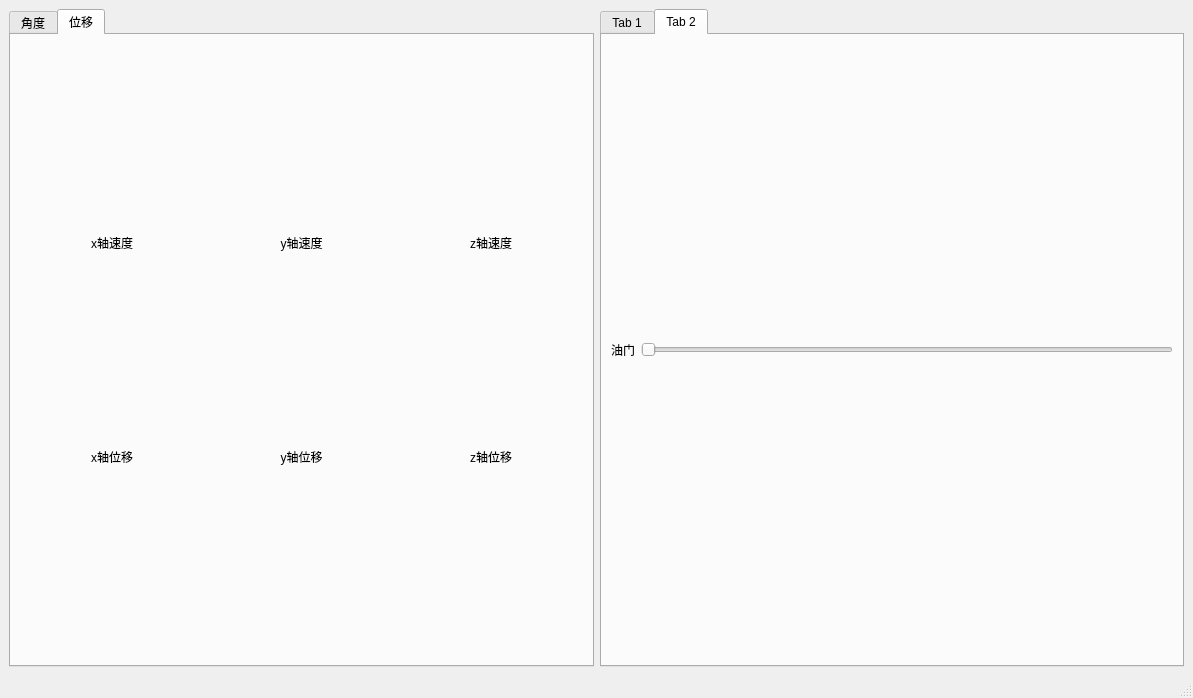
First picture: the form in UI/monitorV2.ui, repository yangtao121/monitor, before the edit.
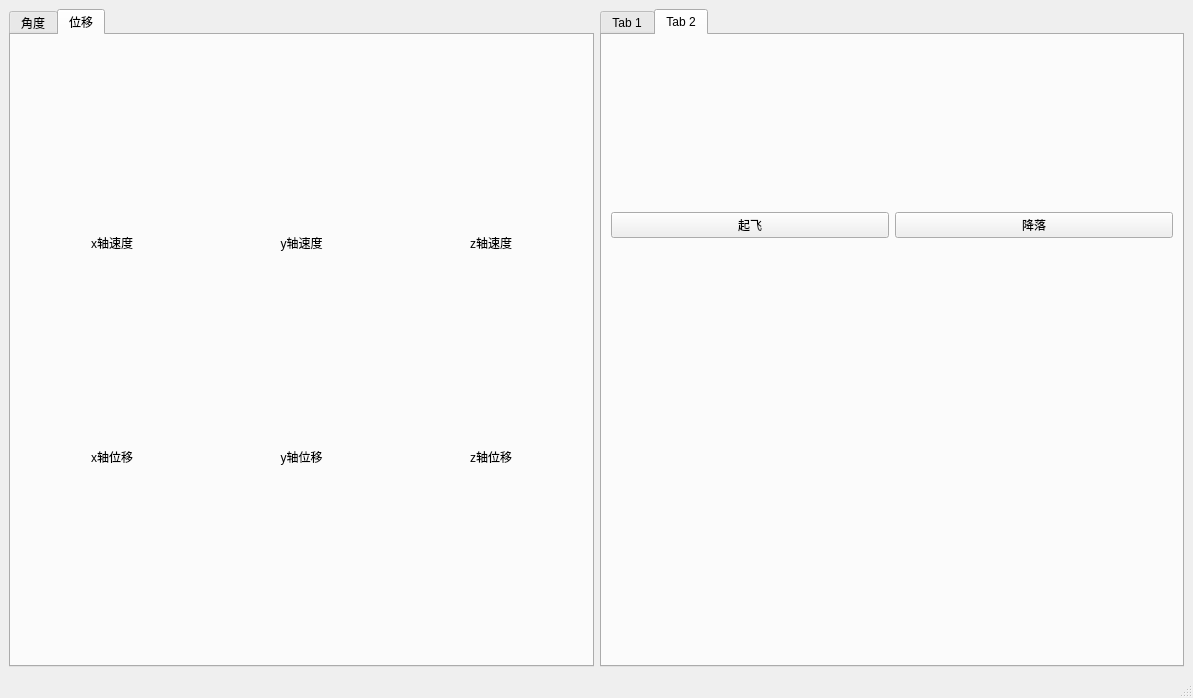
Second picture: the form after the edit. The open tabs and pages were chosen to show the change.

The edit to the form file:
```diff
--- a/UI/monitorV2.ui
+++ b/UI/monitorV2.ui
@@ -570,39 +570,55 @@
         <string>Tab 2</string>
        </attribute>
        <layout class="QGridLayout" name="gridLayout_7">
-        <item row="0" column="0">
-         <layout class="QGridLayout" name="gridLayout_5">
-          <item row="0" column="1">
-           <widget class="QSlider" name="acc">
-            <property name="sizePolicy">
-             <sizepolicy hsizetype="Expanding" vsizetype="Fixed">
-              <horstretch>0</horstretch>
-              <verstretch>0</verstretch>
-             </sizepolicy>
-            </property>
-            <property name="orientation">
-             <enum>Qt::Horizontal</enum>
-            </property>
-           </widget>
-          </item>
-          <item row="0" column="0">
-           <widget class="QLabel" name="label_17">
-            <property name="sizePolicy">
-             <sizepolicy hsizetype="Preferred" vsizetype="Fixed">
-              <horstretch>0</horstretch>
-              <verstretch>0</verstretch>
-             </sizepolicy>
-            </property>
-            <property name="text">
-             <string>油门</string>
-            </property>
-           </widget>
-          </item>
-         </layout>
-        </item>
-        <item row="1" column="0">
+        <item row="2" column="0">
          <layout class="QGridLayout" name="rod"/>
         </item>
+        <item row="0" column="0">
+         <layout class="QGridLayout" name="gridLayout_6">
+          <item row="0" column="0">
+           <widget class="QPushButton" name="take_off">
+            <property name="sizePolicy">
+             <sizepolicy hsizetype="Preferred" vsizetype="Fixed">
+              <horstretch>0</horstretch>
+              <verstretch>0</verstretch>
+             </sizepolicy>
+            </property>
+            <property name="text">
+             <string>起飞</string>
+            </property>
+           </widget>
+          </item>
+          <item row="0" column="1">
+           <widget class="QPushButton" name="land">
+            <property name="sizePolicy">
+             <sizepolicy hsizetype="Preferred" vsizetype="Fixed">
+              <horstretch>0</horstretch>
+              <verstretch>0</verstretch>
+             </sizepolicy>
+            </property>
+            <property name="text">
+             <string>降落</string>
+            </property>
+           </widget>
+          </item>
+         </layout>
+        </item>
+        <item row="3" column="0">
+         <spacer name="verticalSpacer">
+          <property name="orientation">
+           <enum>Qt::Vertical</enum>
+          </property>
+          <property name="sizeType">
+           <enum>QSizePolicy::Fixed</enum>
+          </property>
+          <property name="sizeHint" stdset="0">
+           <size>
+            <width>20</width>
+            <height>250</height>
+           </size>
+          </property>
+         </spacer>
+        </item>
        </layout>
       </widget>
      </widget>
```
Left out of the diff: 4 changed lines with no effect on the pictures.
